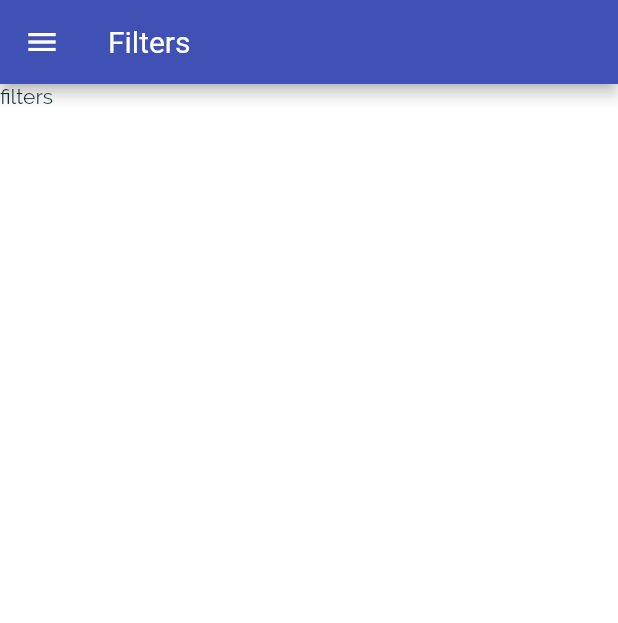
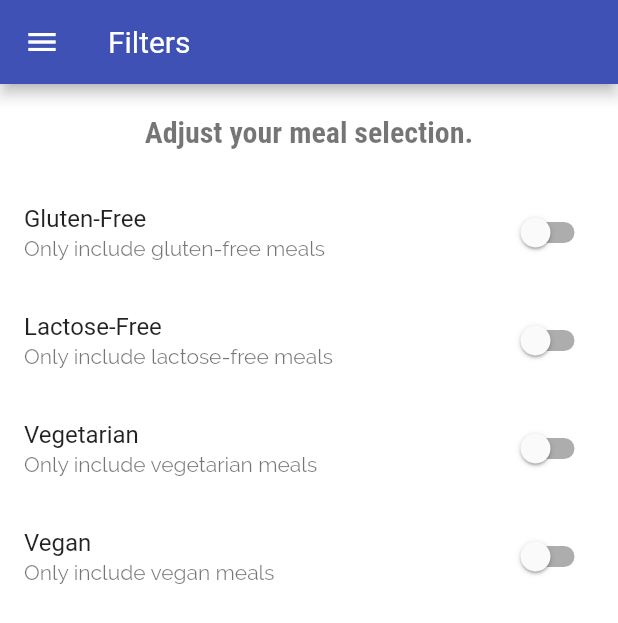
Before and after one commit to Roopaish/Flutter-RoadMap, a Flutter app: the FiltersScreen screen opened by its route, on a phone screen of 412 x 824 dp. Shown: the top 623 px of the screen. Run offline on Flutter 3.47's test engine with Material 2 defaults, Android fonts, the phone set to English and light mode, and no system bars; statements that could not run were skipped.

Commit message:
SwitchListTile

```diff
--- a/lib/meals/screens/filters_screen.dart
+++ b/lib/meals/screens/filters_screen.dart
@@ -1,9 +1,32 @@
 import 'package:flutter/material.dart';
 import '../widgets/main_drawer.dart';
 
-class FiltersScreen extends StatelessWidget {
-  const FiltersScreen({Key? key}) : super(key: key);
+class FiltersScreen extends StatefulWidget {
   static const routeName = '/meals-app/filterss';
+
+  @override
+  _FiltersScreenState createState() => _FiltersScreenState();
+}
+
+class _FiltersScreenState extends State<FiltersScreen> {
+  var _glutenFree = false;
+  var _vegeterian = false;
+  var _vegan = false;
+  var _lactoseFree = false;
+
+  Widget _buildSwitchListTile(
+    String title,
+    String description,
+    bool currentValue,
+    void Function(bool) updateValue,
+  ) {
+    return SwitchListTile(
+      title: Text(title),
+      value: currentValue,
+      subtitle: Text(description),
+      onChanged: updateValue,
+    );
+  }
 
   @override
   Widget build(BuildContext context) {
@@ -12,7 +35,50 @@ class FiltersScreen extends StatelessWidget {
         title: Text('Filters'),
       ),
       drawer: MainDrawer(),
-      body: Text('filters'),
+      body: Column(
+        children: [
+          Container(
+            padding: EdgeInsets.all(20),
+            child: Text(
+              "Adjust your meal selection.",
+              style: Theme.of(context).textTheme.headline1,
+            ),
+          ),
+          Expanded(
+            child: ListView(
+              children: [
+                _buildSwitchListTile('Gluten-Free',
+                    'Only include gluten-free meals', _glutenFree, (newValue) {
+                  setState(() {
+                    _glutenFree = newValue;
+                  });
+                }),
+                _buildSwitchListTile(
+                    'Lactose-Free',
+                    'Only include lactose-free meals',
+                    _lactoseFree, (newValue) {
+                  setState(() {
+                    _lactoseFree = newValue;
+                  });
+                }),
+                _buildSwitchListTile(
+                    'Vegetarian', 'Only include vegetarian meals', _vegeterian,
+                    (newValue) {
+                  setState(() {
+                    _vegeterian = newValue;
+                  });
+                }),
+                _buildSwitchListTile(
+                    'Vegan', 'Only include vegan meals', _vegan, (newValue) {
+                  setState(() {
+                    _vegan = newValue;
+                  });
+                }),
+              ],
+            ),
+          ),
+        ],
+      ),
     );
   }
 }
```
Also changed, not shown: 1 other file.
